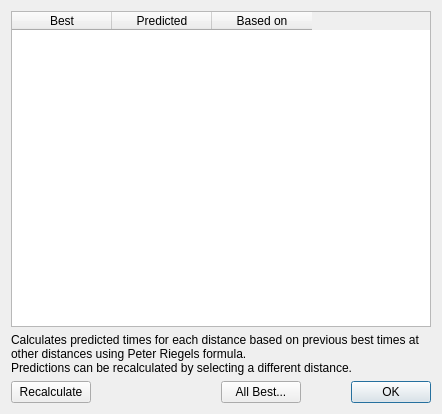
The window that ui/analysis.ui (ihewitt/poolviewer) describes before a commit, drawn with Qt 5.
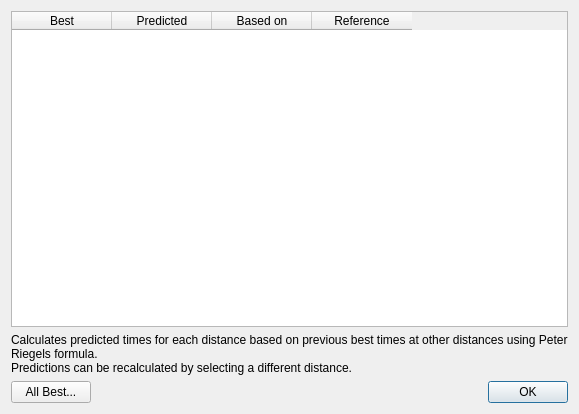
The same window after the commit.

Commit message: Some cosmetic modification to the Analysis table, using radio buttons to select reference.

Diff of the .ui file:
```diff
--- a/ui/analysis.ui
+++ b/ui/analysis.ui
@@ -6,7 +6,7 @@
    <rect>
     <x>0</x>
     <y>0</y>
-    <width>442</width>
+    <width>579</width>
     <height>414</height>
    </rect>
   </property>
@@ -42,6 +42,11 @@
          <string>Based on</string>
         </property>
        </column>
+       <column>
+        <property name="text">
+         <string>Reference</string>
+        </property>
+       </column>
       </widget>
      </item>
      <item>
@@ -65,26 +70,6 @@
    </item>
    <item>
     <layout class="QHBoxLayout" name="horizontalLayout">
-     <item>
-      <widget class="QPushButton" name="calcButton">
-       <property name="text">
-        <string>Recalculate</string>
-       </property>
-      </widget>
-     </item>
-     <item>
-      <spacer name="horizontalSpacer">
-       <property name="orientation">
-        <enum>Qt::Horizontal</enum>
-       </property>
-       <property name="sizeHint" stdset="0">
-        <size>
-         <width>40</width>
-         <height>20</height>
-        </size>
-       </property>
-      </spacer>
-     </item>
      <item>
       <widget class="QPushButton" name="allBest">
        <property name="text">
```
The commit also changes 2 other files.
